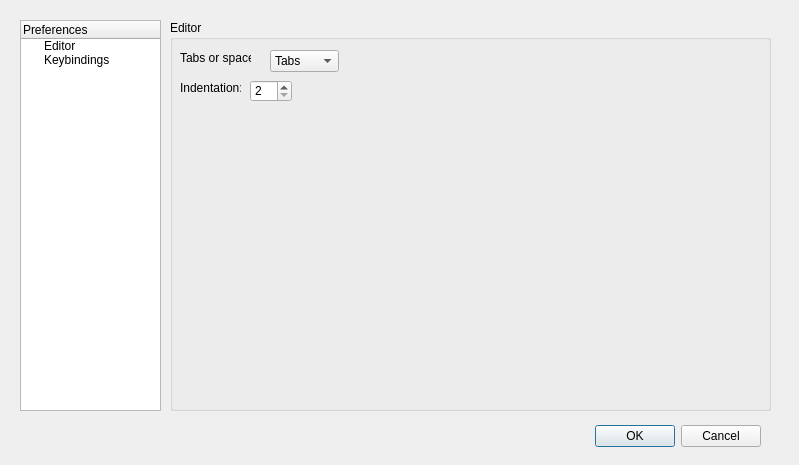
The window that ui/preferencesdialog.ui (gideros/gideros) describes before a commit, drawn with Qt 5.
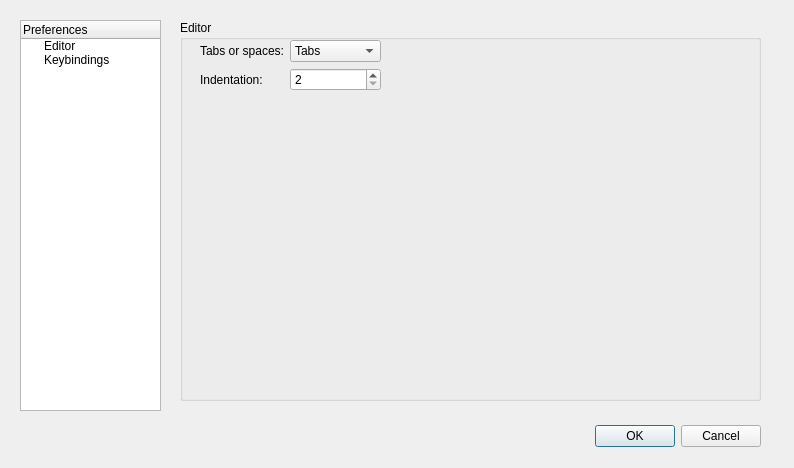
The same window after the commit. The open tabs and pages were chosen to show the change.

```diff
--- a/ui/preferencesdialog.ui
+++ b/ui/preferencesdialog.ui
@@ -6,8 +6,8 @@
    <rect>
     <x>0</x>
     <y>0</y>
-    <width>799</width>
-    <height>465</height>
+    <width>794</width>
+    <height>468</height>
    </rect>
   </property>
   <property name="windowTitle">
@@ -72,15 +72,28 @@
     </property>
    </item>
   </widget>
-  <widget class="QGroupBox" name="groupBox">
+  <widget class="QStackedWidget" name="stackedWidget">
    <property name="geometry">
     <rect>
-     <x>170</x>
+     <x>180</x>
      <y>20</y>
-     <width>601</width>
+     <width>581</width>
      <height>391</height>
     </rect>
    </property>
+   <property name="currentIndex">
+    <number>1</number>
+   </property>
+   <widget class="QWidget" name="Editor">
+    <widget class="QGroupBox" name="editorGroupBox">
+     <property name="geometry">
+      <rect>
+       <x>0</x>
+       <y>0</y>
+       <width>581</width>
+       <height>381</height>
+      </rect>
+     </property>
    <property name="toolTip">
     <string/>
    </property>
@@ -93,15 +106,55 @@
    <property name="title">
     <string>Editor</string>
    </property>
+     <widget class="QWidget" name="formLayoutWidget">
+      <property name="geometry">
+       <rect>
+        <x>20</x>
+        <y>20</y>
+        <width>181</width>
+        <height>211</height>
+       </rect>
+      </property>
+      <layout class="QFormLayout" name="formLayout">
+       <item row="0" column="0">
+        <widget class="QLabel" name="label_2">
+         <property name="text">
+          <string>Tabs or spaces:</string>
+         </property>
+        </widget>
+       </item>
+       <item row="0" column="1">
+        <widget class="QComboBox" name="tabsVsSpacesComboBox">
+         <item>
+          <property name="text">
+           <string>Tabs</string>
+          </property>
+         </item>
+         <item>
+          <property name="text">
+           <string>Spaces</string>
+          </property>
+         </item>
+        </widget>
+       </item>
+       <item row="1" column="0">
+        <widget class="QLabel" name="label">
+         <property name="toolTip">
+          <string/>
+         </property>
+         <property name="accessibleName">
+          <string/>
+         </property>
+         <property name="accessibleDescription">
+          <string/>
+         </property>
+         <property name="text">
+          <string>Indentation:</string>
+         </property>
+        </widget>
+       </item>
+       <item row="1" column="1">
    <widget class="QSpinBox" name="tabSizeSpinBox">
-    <property name="geometry">
-     <rect>
-      <x>80</x>
-      <y>60</y>
-      <width>42</width>
-      <height>22</height>
-     </rect>
-    </property>
     <property name="toolTip">
      <string/>
     </property>
@@ -124,60 +177,35 @@
      <number>2</number>
     </property>
    </widget>
-   <widget class="QLabel" name="label">
-    <property name="geometry">
-     <rect>
-      <x>10</x>
-      <y>60</y>
-      <width>61</width>
-      <height>16</height>
-     </rect>
-    </property>
-    <property name="toolTip">
-     <string/>
-    </property>
-    <property name="accessibleName">
-     <string/>
-    </property>
-    <property name="accessibleDescription">
-     <string/>
-    </property>
-    <property name="text">
-     <string>Indentation:</string>
-    </property>
-   </widget>
-   <widget class="QLabel" name="label_2">
+       </item>
+      </layout>
+     </widget>
+    </widget>
+   </widget>
+   <widget class="QWidget" name="Keybindings">
+    <widget class="QGroupBox" name="keybindingsGroupBox">
     <property name="geometry">
      <rect>
-      <x>10</x>
-      <y>30</y>
-      <width>71</width>
-      <height>16</height>
-     </rect>
-    </property>
-    <property name="text">
-     <string>Tabs or spaces:</string>
-    </property>
-   </widget>
-   <widget class="QComboBox" name="tabsVsSpacesComboBox">
+       <x>0</x>
+       <y>0</y>
+       <width>591</width>
+       <height>391</height>
+      </rect>
+     </property>
+     <property name="title">
+      <string>Keybindings</string>
+     </property>
+     <widget class="QTableView" name="tableView">
     <property name="geometry">
      <rect>
       <x>100</x>
-      <y>30</y>
-      <width>69</width>
-      <height>22</height>
-     </rect>
-    </property>
-    <item>
-     <property name="text">
-      <string>Tabs</string>
-     </property>
-    </item>
-    <item>
-     <property name="text">
-      <string>Spaces</string>
-     </property>
-    </item>
+        <y>60</y>
+        <width>256</width>
+        <height>192</height>
+       </rect>
+      </property>
+     </widget>
+    </widget>
    </widget>
   </widget>
  </widget>
```
Lines whose indentation alone changed are shown as unchanged.
